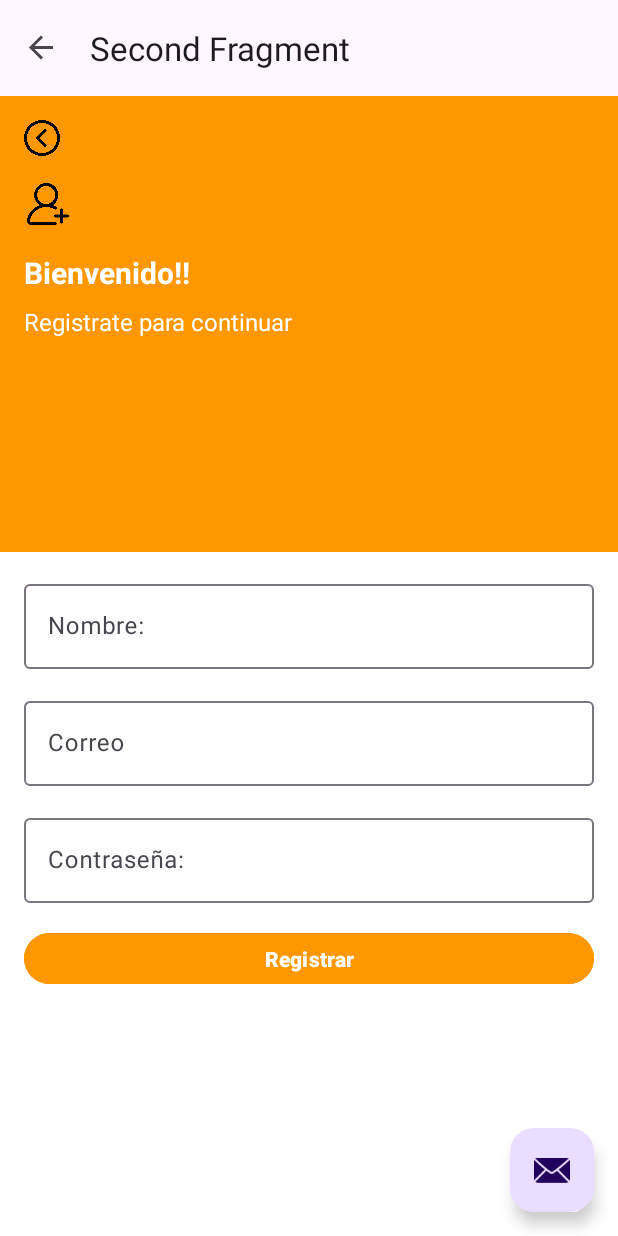
After one commit to AbnerR72/MeTask, an Android app: the SecondFragment screen opened through its navigation route, on a phone screen of 412 x 824 dp. The commit adds this screen. Run offline under Robolectric (Android 15) with nearby library versions, the phone set to English and light mode, and no system bars; our stand-ins replace navigation-ui; 2 statements that could not run were skipped.

Commit message:
Implementacion de los fragment layout login y register

```diff
--- a/app/build.gradle.kts
+++ b/app/build.gradle.kts
@@ -33,6 +33,9 @@ android {
     kotlinOptions {
         jvmTarget = "11"
     }
+    buildFeatures {
+        viewBinding = true
+    }
 }
 
 dependencies {
@@ -42,6 +45,8 @@ dependencies {
     implementation(libs.material)
     implementation(libs.androidx.activity)
     implementation(libs.androidx.constraintlayout)
+    implementation(libs.androidx.navigation.fragment.ktx)
+    implementation(libs.androidx.navigation.ui.ktx)
     testImplementation(libs.junit)
     androidTestImplementation(libs.androidx.junit)
     androidTestImplementation(libs.androidx.espresso.core)
--- a/app/src/main/AndroidManifest.xml
+++ b/app/src/main/AndroidManifest.xml
@@ -13,6 +13,10 @@
         android:theme="@style/Theme.MeTask"
         tools:targetApi="31">
         <activity
+            android:name=".LayoutLogin"
+            android:exported="false"
+            android:theme="@style/Theme.MeTask" />
+        <activity
             android:name=".MainActivity"
             android:exported="true">
             <intent-filter>
--- /dev/null
+++ b/app/src/main/java/com/example/metask/FirstFragment.kt
@@ -0,0 +1,44 @@
+package com.example.metask
+
+import android.os.Bundle
+import androidx.fragment.app.Fragment
+import android.view.LayoutInflater
+import android.view.View
+import android.view.ViewGroup
+import androidx.navigation.fragment.findNavController
+import com.example.metask.databinding.FragmentFirstBinding
+
+/**
+ * A simple [Fragment] subclass as the default destination in the navigation.
+ */
+class FirstFragment : Fragment() {
+
+    private var _binding: FragmentFirstBinding? = null
+
+    // This property is only valid between onCreateView and
+    // onDestroyView.
+    private val binding get() = _binding!!
+
+    override fun onCreateView(
+        inflater: LayoutInflater, container: ViewGroup?,
+        savedInstanceState: Bundle?
+    ): View {
+
+        _binding = FragmentFirstBinding.inflate(inflater, container, false)
+        return binding.root
+
+    }
+
+    override fun onViewCreated(view: View, savedInstanceState: Bundle?) {
+        super.onViewCreated(view, savedInstanceState)
+
+        binding.buttonFirst.setOnClickListener {
+            findNavController().navigate(R.id.action_FirstFragment_to_SecondFragment)
+        }
+    }
+
+    override fun onDestroyView() {
+        super.onDestroyView()
+        _binding = null
+    }
+}
--- /dev/null
+++ b/app/src/main/java/com/example/metask/LayoutLogin.kt
@@ -0,0 +1,41 @@
+package com.example.metask
+
+import android.os.Bundle
+import com.google.android.material.snackbar.Snackbar
+import androidx.appcompat.app.AppCompatActivity
+import androidx.navigation.findNavController
+import androidx.navigation.ui.AppBarConfiguration
+import androidx.navigation.ui.navigateUp
+import androidx.navigation.ui.setupActionBarWithNavController
+import com.example.metask.databinding.ActivityLayoutLoginBinding
+
+class LayoutLogin : AppCompatActivity() {
+
+    private lateinit var appBarConfiguration: AppBarConfiguration
+    private lateinit var binding: ActivityLayoutLoginBinding
+
+    override fun onCreate(savedInstanceState: Bundle?) {
+        super.onCreate(savedInstanceState)
+
+        binding = ActivityLayoutLoginBinding.inflate(layoutInflater)
+        setContentView(binding.root)
+
+        setSupportActionBar(binding.toolbar)
+
+        val navController = findNavController(R.id.nav_host_fragment_content_layout_login)
+        appBarConfiguration = AppBarConfiguration(navController.graph)
+        setupActionBarWithNavController(navController, appBarConfiguration)
+
+        binding.fab.setOnClickListener { view ->
+            Snackbar.make(view, "Replace with your own action", Snackbar.LENGTH_LONG)
+                .setAction("Action", null)
+                .setAnchorView(R.id.fab).show()
+        }
+    }
+
+    override fun onSupportNavigateUp(): Boolean {
+        val navController = findNavController(R.id.nav_host_fragment_content_layout_login)
+        return navController.navigateUp(appBarConfiguration)
+                || super.onSupportNavigateUp()
+    }
+}
--- /dev/null
+++ b/app/src/main/java/com/example/metask/SecondFragment.kt
@@ -0,0 +1,44 @@
+package com.example.metask
+
+import android.os.Bundle
+import androidx.fragment.app.Fragment
+import android.view.LayoutInflater
+import android.view.View
+import android.view.ViewGroup
+import androidx.navigation.fragment.findNavController
+import com.example.metask.databinding.FragmentSecondBinding
+
+/**
+ * A simple [Fragment] subclass as the second destination in the navigation.
+ */
+class SecondFragment : Fragment() {
+
+    private var _binding: FragmentSecondBinding? = null
+
+    // This property is only valid between onCreateView and
+    // onDestroyView.
+    private val binding get() = _binding!!
+
+    override fun onCreateView(
+        inflater: LayoutInflater, container: ViewGroup?,
+        savedInstanceState: Bundle?
+    ): View {
+
+        _binding = FragmentSecondBinding.inflate(inflater, container, false)
+        return binding.root
+
+    }
+
+    override fun onViewCreated(view: View, savedInstanceState: Bundle?) {
+        super.onViewCreated(view, savedInstanceState)
+
+        binding.buttonSecond.setOnClickListener {
+            findNavController().navigate(R.id.action_SecondFragment_to_FirstFragment)
+        }
+    }
+
+    override fun onDestroyView() {
+        super.onDestroyView()
+        _binding = null
+    }
+}
--- /dev/null
+++ b/app/src/main/res/layout/activity_layout_login.xml
@@ -0,0 +1,33 @@
+<?xml version="1.0" encoding="utf-8"?>
+<androidx.coordinatorlayout.widget.CoordinatorLayout xmlns:android="http://schemas.android.com/apk/res/android"
+    xmlns:app="http://schemas.android.com/apk/res-auto"
+    xmlns:tools="http://schemas.android.com/tools"
+    android:layout_width="match_parent"
+    android:layout_height="match_parent"
+    android:fitsSystemWindows="true"
+    tools:context=".LayoutLogin">
+
+    <com.google.android.material.appbar.AppBarLayout
+        android:layout_width="match_parent"
+        android:layout_height="wrap_content"
+        android:fitsSystemWindows="true">
+
+        <com.google.android.material.appbar.MaterialToolbar
+            android:id="@+id/toolbar"
+            android:layout_width="match_parent"
+            android:layout_height="?attr/actionBarSize" />
+
+    </com.google.android.material.appbar.AppBarLayout>
+
+    <include layout="@layout/content_layout_login" />
+
+    <com.google.android.material.floatingactionbutton.FloatingActionButton
+        android:id="@+id/fab"
+        android:layout_width="wrap_content"
+        android:layout_height="wrap_content"
+        android:layout_gravity="bottom|end"
+        android:layout_marginEnd="@dimen/fab_margin"
+        android:layout_marginBottom="16dp"
+        app:srcCompat="@android:drawable/ic_dialog_email" />
+
+</androidx.coordinatorlayout.widget.CoordinatorLayout>
--- /dev/null
+++ b/app/src/main/res/layout/content_layout_login.xml
@@ -0,0 +1,19 @@
+<?xml version="1.0" encoding="utf-8"?>
+<androidx.constraintlayout.widget.ConstraintLayout xmlns:android="http://schemas.android.com/apk/res/android"
+    xmlns:app="http://schemas.android.com/apk/res-auto"
+    android:layout_width="match_parent"
+    android:layout_height="match_parent"
+    app:layout_behavior="@string/appbar_scrolling_view_behavior">
+
+    <fragment
+        android:id="@+id/nav_host_fragment_content_layout_login"
+        android:name="androidx.navigation.fragment.NavHostFragment"
+        android:layout_width="0dp"
+        android:layout_height="0dp"
+        app:defaultNavHost="true"
+        app:layout_constraintBottom_toBottomOf="parent"
+        app:layout_constraintEnd_toEndOf="parent"
+        app:layout_constraintStart_toStartOf="parent"
+        app:layout_constraintTop_toTopOf="parent"
+        app:navGraph="@navigation/nav_graph" />
+</androidx.constraintlayout.widget.ConstraintLayout>
--- /dev/null
+++ b/app/src/main/res/layout/fragment_second.xml
@@ -0,0 +1,140 @@
+<?xml version="1.0" encoding="utf-8"?>
+<androidx.constraintlayout.widget.ConstraintLayout
+    xmlns:android="http://schemas.android.com/apk/res/android"
+    xmlns:app="http://schemas.android.com/apk/res-auto"
+    xmlns:tools="http://schemas.android.com/tools"
+    android:layout_width="match_parent"
+    android:layout_height="match_parent"
+    android:background="@android:color/white">
+
+
+    <View
+        android:id="@+id/topContainer"
+        android:layout_width="0dp"
+        android:layout_height="0dp"
+        android:background="#FF9800"
+        app:layout_constraintEnd_toEndOf="parent"
+        app:layout_constraintHeight_percent="0.4"
+        app:layout_constraintHorizontal_bias="0.0"
+        app:layout_constraintStart_toStartOf="parent"
+        app:layout_constraintTop_toTopOf="parent" />
+
+    <ImageButton
+        android:id="@+id/imageButton3"
+        android:layout_width="24dp"
+        android:layout_height="24dp"
+        android:layout_marginStart="16dp"
+        android:layout_marginTop="16dp"
+        android:background="@null"
+        android:scaleType="fitCenter"
+        app:layout_constraintStart_toStartOf="parent"
+        app:layout_constraintTop_toTopOf="parent"
+        app:srcCompat="@drawable/back" />
+
+    <ImageView
+        android:id="@+id/imageView"
+        android:layout_width="32dp"
+        android:layout_height="32dp"
+        android:layout_marginStart="16dp"
+        android:layout_marginTop="16dp"
+        app:layout_constraintStart_toStartOf="parent"
+        app:layout_constraintTop_toBottomOf="@+id/imageButton3"
+        app:srcCompat="@drawable/register" />
+
+    <TextView
+        android:id="@+id/textView5"
+        android:layout_width="wrap_content"
+        android:layout_height="wrap_content"
+        android:layout_marginStart="16dp"
+        android:layout_marginTop="16dp"
+        android:text="Bienvenido!!"
+        android:textColor="@android:color/white"
+        android:textSize="20sp"
+        android:textStyle="bold"
+        app:layout_constraintStart_toStartOf="parent"
+        app:layout_constraintTop_toBottomOf="@+id/imageView" />
+
+    <TextView
+        android:id="@+id/textView6"
+        android:layout_width="wrap_content"
+        android:layout_height="wrap_content"
+        android:layout_marginStart="16dp"
+        android:layout_marginTop="8dp"
+        android:text="Registrate para continuar"
+        android:textColor="@android:color/white"
+        android:textSize="16sp"
+        app:layout_constraintStart_toStartOf="parent"
+        app:layout_constraintTop_toBottomOf="@+id/textView5" />
+
+    <com.google.android.material.textfield.TextInputLayout
+        android:id="@+id/nameTil"
+        android:layout_width="0dp"
+        android:layout_height="wrap_content"
+        android:layout_marginStart="16dp"
+        android:layout_marginEnd="16dp"
+        android:layout_marginTop="16dp"
+        app:layout_constraintStart_toStartOf="parent"
+        app:layout_constraintEnd_toEndOf="parent"
+        app:layout_constraintTop_toBottomOf="@+id/topContainer">
+
+        <com.google.android.material.textfield.TextInputEditText
+            android:id="@+id/nameTiet"
+            android:layout_width="match_parent"
+            android:layout_height="wrap_content"
+            android:hint="Nombre:"
+            android:inputType="textPersonName" />
+    </com.google.android.material.textfield.TextInputLayout>
+
+    <com.google.android.material.textfield.TextInputLayout
+        android:id="@+id/emailTil"
+        android:layout_width="0dp"
+        android:layout_height="wrap_content"
+        android:layout_marginStart="16dp"
+        android:layout_marginEnd="16dp"
+        android:layout_marginTop="16dp"
+        app:layout_constraintStart_toStartOf="parent"
+        app:layout_constraintEnd_toEndOf="parent"
+        app:layout_constraintTop_toBottomOf="@+id/nameTil">
+
+        <com.google.android.material.textfield.TextInputEditText
+            android:id="@+id/emailTiet"
+            android:layout_width="match_parent"
+            android:layout_height="wrap_content"
+            android:hint="Correo"
+            android:inputType="textEmailAddress" />
+    </com.google.android.material.textfield.TextInputLayout>
+
+    <com.google.android.material.textfield.TextInputLayout
+        android:id="@+id/passwordTil"
+        android:layout_width="0dp"
+        android:layout_height="wrap_content"
+        android:layout_marginStart="16dp"
+        android:layout_marginEnd="16dp"
+        android:layout_marginTop="16dp"
+        app:layout_constraintStart_toStartOf="parent"
+        app:layout_constraintEnd_toEndOf="parent"
+        app:layout_constraintTop_toBottomOf="@+id/emailTil">
+
+        <com.google.android.material.textfield.TextInputEditText
+            android:id="@+id/passwordTiet"
+            android:layout_width="match_parent"
+            android:layout_height="wrap_content"
+            android:hint="Contraseña:"
+            android:inputType="textPassword"/>
+    </com.google.android.material.textfield.TextInputLayout>
+
+    <Button
+        android:id="@+id/button"
+        android:layout_width="0dp"
+        android:layout_height="42dp"
+        android:layout_marginStart="16dp"
+        android:layout_marginTop="16dp"
+        android:layout_marginEnd="16dp"
+        android:text="Registrar"
+        android:textStyle="bold"
+        android:backgroundTint="#FF9800"
+        app:layout_constraintEnd_toEndOf="parent"
+        app:layout_constraintStart_toStartOf="parent"
+        app:layout_constraintTop_toBottomOf="@+id/passwordTil" />
+
+</androidx.constraintlayout.widget.ConstraintLayout>
--- /dev/null
+++ b/app/src/main/res/navigation/nav_graph.xml
@@ -0,0 +1,28 @@
+<?xml version="1.0" encoding="utf-8"?>
+<navigation xmlns:android="http://schemas.android.com/apk/res/android"
+    xmlns:app="http://schemas.android.com/apk/res-auto"
+    xmlns:tools="http://schemas.android.com/tools"
+    android:id="@+id/nav_graph"
+    app:startDestination="@id/FirstFragment">
+
+    <fragment
+        android:id="@+id/FirstFragment"
+        android:name="com.example.metask.FirstFragment"
+        android:label="@string/first_fragment_label"
+        tools:layout="@layout/fragment_first">
+
+        <action
+            android:id="@+id/action_FirstFragment_to_SecondFragment"
+            app:destination="@id/SecondFragment" />
+    </fragment>
+    <fragment
+        android:id="@+id/SecondFragment"
+        android:name="com.example.metask.SecondFragment"
+        android:label="@string/second_fragment_label"
+        tools:layout="@layout/fragment_second">
+
+        <action
+            android:id="@+id/action_SecondFragment_to_FirstFragment"
+            app:destination="@id/FirstFragment" />
+    </fragment>
+</navigation>
--- /dev/null
+++ b/app/src/main/res/values-land/dimens.xml
@@ -0,0 +1,3 @@
+<resources>
+    <dimen name="fab_margin">48dp</dimen>
+</resources>
--- /dev/null
+++ b/app/src/main/res/values-v23/themes.xml
@@ -0,0 +1,9 @@
+<resources xmlns:tools="http://schemas.android.com/tools">
+
+    <style name="Theme.MeTask" parent="Base.Theme.MeTask">
+        <!-- Transparent system bars for edge-to-edge. -->
+        <item name="android:navigationBarColor">@android:color/transparent</item>
+        <item name="android:statusBarColor">@android:color/transparent</item>
+        <item name="android:windowLightStatusBar">?attr/isLightTheme</item>
+    </style>
+</resources>
--- /dev/null
+++ b/app/src/main/res/values-w1240dp/dimens.xml
@@ -0,0 +1,3 @@
+<resources>
+    <dimen name="fab_margin">200dp</dimen>
+</resources>
--- /dev/null
+++ b/app/src/main/res/values-w600dp/dimens.xml
@@ -0,0 +1,3 @@
+<resources>
+    <dimen name="fab_margin">48dp</dimen>
+</resources>
--- /dev/null
+++ b/app/src/main/res/values/dimens.xml
@@ -0,0 +1,3 @@
+<resources>
+    <dimen name="fab_margin">16dp</dimen>
+</resources>
--- a/gradle/libs.versions.toml
+++ b/gradle/libs.versions.toml
@@ -9,6 +9,8 @@ appcompat = "1.7.0"
 material = "1.12.0"
 activity = "1.10.1"
 constraintlayout = "2.2.1"
+navigationFragmentKtx = "2.8.9"
+navigationUiKtx = "2.8.9"
 
 [libraries]
 androidx-core-ktx = { group = "androidx.core", name = "core-ktx", version.ref = "coreKtx" }
@@ -19,6 +21,8 @@ androidx-appcompat = { group = "androidx.appcompat", name = "appcompat", version
 material = { group = "com.google.android.material", name = "material", version.ref = "material" }
 androidx-activity = { group = "androidx.activity", name = "activity", version.ref = "activity" }
 androidx-constraintlayout = { group = "androidx.constraintlayout", name = "constraintlayout", version.ref = "constraintlayout" }
+androidx-navigation-fragment-ktx = { group = "androidx.navigation", name = "navigation-fragment-ktx", version.ref = "navigationFragmentKtx" }
+androidx-navigation-ui-ktx = { group = "androidx.navigation", name = "navigation-ui-ktx", version.ref = "navigationUiKtx" }
 
 [plugins]
 android-application = { id = "com.android.application", version.ref = "agp" }
```
Also changed, not shown: app/src/main/res/layout/fragment_first.xml (added, +137 -0 lines), app/src/main/res/values/strings.xml (+42 -0 lines), app/src/main/res/drawable/back.png (added), app/src/main/res/drawable/login.png (added), app/src/main/res/drawable/register.png (added).
